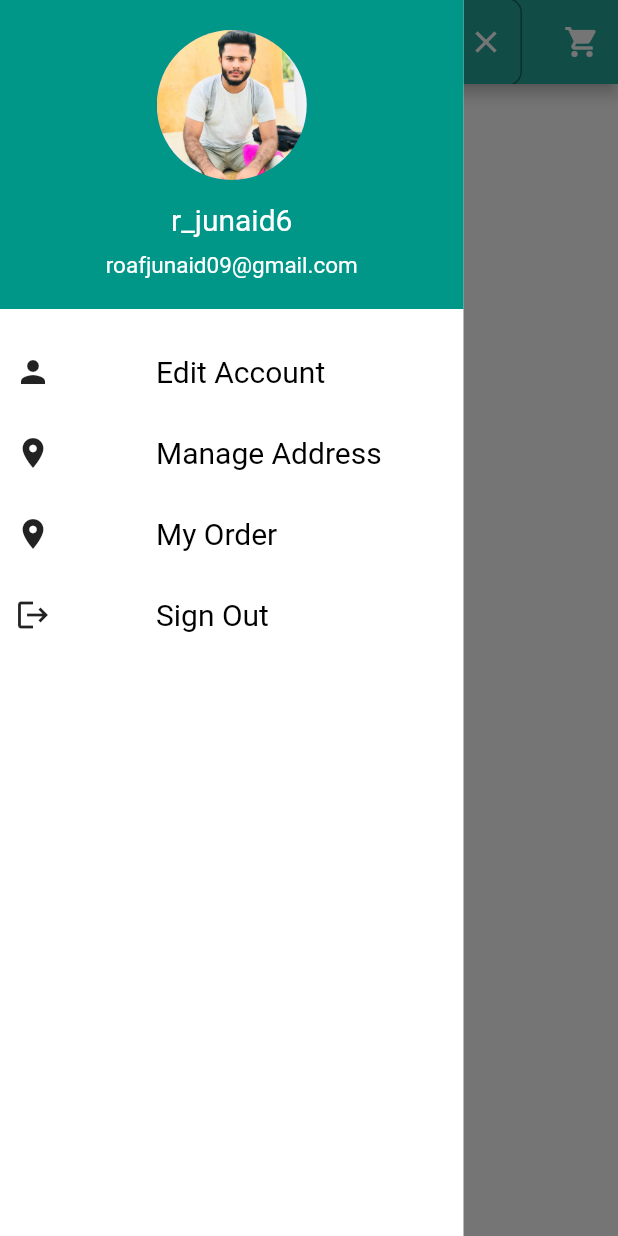
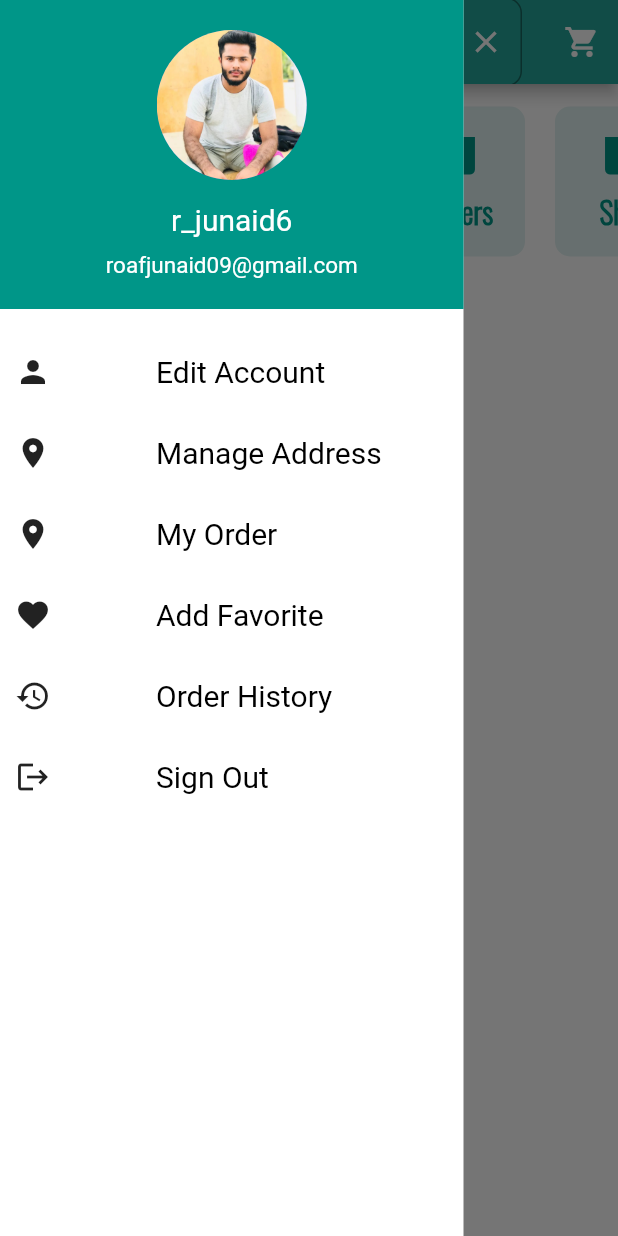
Before and after one commit to rjunaidd/open-mart, a Flutter app: the HomeScreen screen opened directly, with the side drawer open, on a phone screen of 412 x 824 dp. Run offline on Flutter 3.47's test engine with Material 2 defaults, Android fonts, the phone set to English and light mode, and no system bars; our stand-ins replace loading_animation_widget, shared_preferences; accounts and stored records are empty; Roboto replaces fonts that are missing (Skranji).

Commit message:
update screen

```diff
--- a/lib/components/item_container/items.dart
+++ /dev/null
@@ -1,19 +0,0 @@
-import 'package:flutter/material.dart';
-
-class ItemContainer extends StatefulWidget {
-  const ItemContainer({super.key});
-
-  @override
-  State<ItemContainer> createState() => _ItemContainerState();
-}
-
-class _ItemContainerState extends State<ItemContainer> {
-  @override
-  Widget build(BuildContext context) {
-    return Container(
-      height: 50,
-      width: 50,
-      decoration: BoxDecoration(),
-    );
-  }
-}
--- a/lib/components/textfield.dart
+++ b/lib/components/textfield.dart
@@ -6,7 +6,7 @@ class MyTextField extends StatelessWidget {
   final Widget? trailIcon;
   final bool? obscureText;
   final String? hintText;
-  final Icon? suffixIcon;
+  final IconData? suffixIcon;
   final TextInputType? keyboardType;
   final String? Function(String?)? validator;
   final int? maxLines;
--- a/lib/drawer/drawer_components.dart
+++ b/lib/drawer/drawer_components.dart
@@ -9,11 +9,11 @@ class DrawerButton extends StatelessWidget {
   Widget build(BuildContext context) {
     return Row(
       children: [
-        SizedBox(
+      const  SizedBox(
           width: 10,
         ),
         Icon(Iconbtton),
-        SizedBox(
+       const SizedBox(
           width: 70,
         ),
       Text(
--- a/lib/drawer/drawers.dart
+++ b/lib/drawer/drawers.dart
@@ -82,6 +82,26 @@ class _DrawersState extends State<Drawers> {
             ),
             InkWell(
               child:const DrawerButton(
+                  Iconbtton: Icons.favorite,
+                  buttonName: "Add Favorite"
+              ),
+              onTap: () => Navigator.push(context, MaterialPageRoute(builder: (context) => const SignupScreen())),
+            ),
+        const SizedBox(
+        height: 30,
+      ),
+      InkWell(
+        child:const DrawerButton(
+            Iconbtton: Icons.history,
+            buttonName: "Order History"
+        ),
+        onTap: () => Navigator.push(context, MaterialPageRoute(builder: (context) => const SignupScreen())),
+      ),
+            const SizedBox(
+              height: 30,
+            ),
+            InkWell(
+              child:const DrawerButton(
                   Iconbtton: Icons.logout,
                   buttonName: "Sign Out"
               ),
--- a/lib/home_screen.dart
+++ b/lib/home_screen.dart
@@ -1,7 +1,8 @@
 import 'package:flutter/material.dart';
-import 'package:open_mart/components/item_container/items.dart';
+
 import 'package:open_mart/components/serach_appbar.dart';
 import 'package:open_mart/drawer/drawers.dart';
+import 'package:open_mart/item_container/items.dart';
 
 class HomeScreen extends StatefulWidget {
   const HomeScreen({super.key});
@@ -26,11 +27,15 @@ class _HomeScreenState extends State<HomeScreen> {
       drawer: Drawers(),
       body: Column(
         children: [
-          Row(
-            children: [
-              ItemContainer(),
-            ],
+          SingleChildScrollView(
+            scrollDirection: Axis.horizontal,
+            child: Row(
+              children: [
+                ItemContainer(),
+              ],
+            ),
           ),
+
         ],
       ),
     );
--- /dev/null
+++ b/lib/item_container/item_components.dart
@@ -0,0 +1,41 @@
+import 'package:flutter/material.dart';
+
+class ItemComponents extends StatelessWidget {
+  final String itemName;
+  const ItemComponents({super.key , required this.itemName});
+
+  @override
+  Widget build(BuildContext context) {
+    return Padding(
+      padding: const EdgeInsets.symmetric(horizontal: 10 , vertical: 15),
+      child: Container(
+        height: 100,
+        width: 100,
+        decoration: BoxDecoration(
+          color: Colors.teal.shade50,
+          borderRadius: BorderRadius.circular(10)
+        ),
+        child: Column(
+          children: [
+            const SizedBox(
+              height: 10,
+            ),
+            const Icon(Icons.shop , size: 40,color: Colors.teal,),
+            const  SizedBox(
+              height: 5,
+            ),
+            Text(
+              itemName ,
+              style:const TextStyle(
+                color: Colors.teal,
+                fontSize: 20,
+                fontWeight: FontWeight.bold,
+                fontFamily: "Oswald"
+            ),
+            ),
+          ],
+        ),
+      ),
+    );
+  }
+}
--- /dev/null
+++ b/lib/item_container/items.dart
@@ -0,0 +1,29 @@
+import 'package:flutter/material.dart';
+import 'package:open_mart/item_container/item_components.dart';
+
+class ItemContainer extends StatefulWidget {
+  const ItemContainer({super.key});
+
+  @override
+  State<ItemContainer> createState() => _ItemContainerState();
+}
+
+class _ItemContainerState extends State<ItemContainer> {
+  @override
+  Widget build(BuildContext context) {
+    return Column(
+      children: [
+        Row(
+          children: [
+            ItemComponents(itemName: "Shirts"),
+            ItemComponents(itemName: "Pents"),
+            ItemComponents(itemName: "Trousers"),
+            ItemComponents(itemName: "Shoes"),
+            ItemComponents(itemName: "Perfumes"),
+            ItemComponents(itemName: "Belts")
+          ],
+        ),
+      ],
+    );
+  }
+}
--- a/lib/signup_screen.dart
+++ b/lib/signup_screen.dart
@@ -106,7 +106,7 @@ class _SignupScreenState extends State<SignupScreen> {
                 hintText:"Password" ,
                 obscureText: true,
                 controller: _passwordController ,
-                suffixIcon: Icon(Icons.visibility),)
+               suffixIcon: Icons.visibility,)
             ),
             const SizedBox(
               height: 10,
--- a/pubspec.yaml
+++ b/pubspec.yaml
@@ -78,6 +78,9 @@ flutter:
   # list giving the asset and other descriptors for the font. For
   # example:
   fonts:
+    - family: Oswald
+      fonts:
+        - asset: fonts/Oswald-Light.ttf
     - family: Gloock
       fonts:
         - asset: fonts/Gloock-Regular.ttf
```
Also changed, not shown: fonts/Oswald-Light.ttf (added).
